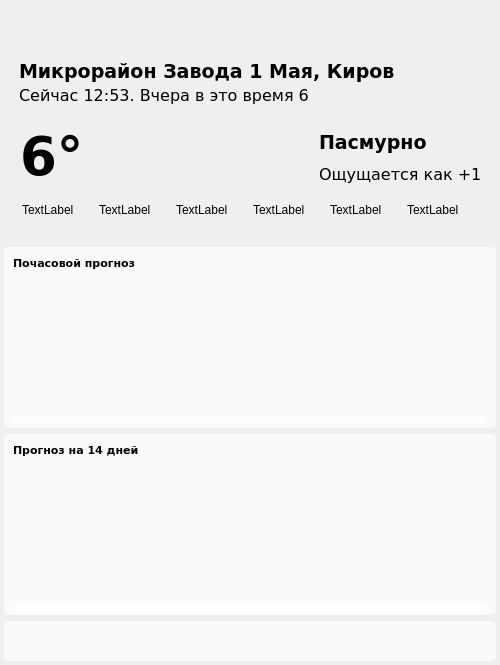
The window that path/interface.ui (bigidulka/Weather) describes before a commit, drawn with Qt 5.
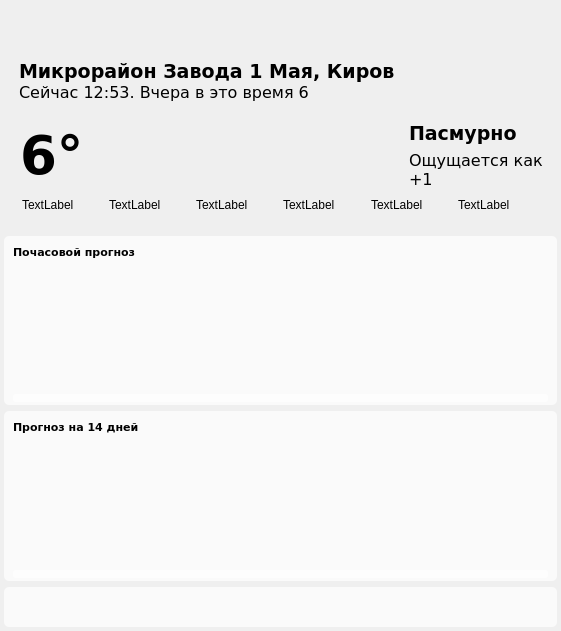
The same window after the commit. Icons and pictures are not drawn.

```diff
--- a/path/interface.ui
+++ b/path/interface.ui
@@ -6,8 +6,8 @@
    <rect>
     <x>0</x>
     <y>0</y>
-    <width>500</width>
-    <height>665</height>
+    <width>561</width>
+    <height>631</height>
    </rect>
   </property>
   <property name="font">
@@ -78,7 +78,7 @@
 
 QScrollBar:horizontal {
 background-color: transparent;
-height: 10px;
+height: 8px;
 }
 
 QScrollBar {
@@ -87,7 +87,7 @@
 
 QScrollBar::handle {
 background-color: rgba(255, 255, 255, 0.7);
-border-radius: 5px;
+border-radius: 3px;
 border: none;
 }
 
@@ -134,6 +134,7 @@
 
 #searchEdit {
 background-color: rgba(255, 255, 255, 0);
+border: none;
 }</string>
   </property>
   <widget class="QWidget" name="centralwidget">
@@ -203,6 +204,12 @@
            <height>40</height>
           </size>
          </property>
+         <property name="maximumSize">
+          <size>
+           <width>50</width>
+           <height>40</height>
+          </size>
+         </property>
          <property name="text">
           <string/>
          </property>
@@ -213,17 +220,32 @@
         </widget>
        </item>
        <item>
-        <spacer name="space">
-         <property name="orientation">
-          <enum>Qt::Horizontal</enum>
+        <widget class="QLabel" name="error">
+         <property name="sizePolicy">
+          <sizepolicy hsizetype="Preferred" vsizetype="Preferred">
+           <horstretch>0</horstretch>
+           <verstretch>0</verstretch>
+          </sizepolicy>
          </property>
-         <property name="sizeHint" stdset="0">
+         <property name="maximumSize">
           <size>
-           <width>40</width>
-           <height>20</height>
+           <width>380</width>
+           <height>16777215</height>
           </size>
          </property>
-        </spacer>
+         <property name="font">
+          <font>
+           <family>Montserrat SemiBold</family>
+           <pointsize>8</pointsize>
+          </font>
+         </property>
+         <property name="text">
+          <string/>
+         </property>
+         <property name="wordWrap">
+          <bool>true</bool>
+         </property>
+        </widget>
        </item>
        <item>
         <widget class="QPushButton" name="hideBtn">
@@ -239,6 +261,12 @@
            <height>40</height>
           </size>
          </property>
+         <property name="maximumSize">
+          <size>
+           <width>50</width>
+           <height>40</height>
+          </size>
+         </property>
          <property name="text">
           <string/>
          </property>
@@ -262,6 +290,12 @@
            <height>40</height>
           </size>
          </property>
+         <property name="maximumSize">
+          <size>
+           <width>50</width>
+           <height>40</height>
+          </size>
+         </property>
          <property name="text">
           <string/>
          </property>
@@ -318,6 +352,12 @@
           </property>
           <item>
            <widget class="QWidget" name="today" native="true">
+            <property name="sizePolicy">
+             <sizepolicy hsizetype="Preferred" vsizetype="Preferred">
+              <horstretch>0</horstretch>
+              <verstretch>0</verstretch>
+             </sizepolicy>
+            </property>
             <property name="styleSheet">
              <string notr="true"/>
             </property>
@@ -414,10 +454,19 @@
                      <property name="alignment">
                       <set>Qt::AlignLeading|Qt::AlignLeft|Qt::AlignTop</set>
                      </property>
+                     <property name="wordWrap">
+                      <bool>true</bool>
+                     </property>
                     </widget>
                    </item>
                    <item>
                     <widget class="QLabel" name="time">
+                     <property name="sizePolicy">
+                      <sizepolicy hsizetype="Preferred" vsizetype="Preferred">
+                       <horstretch>0</horstretch>
+                       <verstretch>0</verstretch>
+                      </sizepolicy>
+                     </property>
                      <property name="palette">
                       <palette>
                        <active/>
@@ -483,6 +532,9 @@
                      <property name="scaledContents">
                       <bool>false</bool>
                      </property>
+                     <property name="alignment">
+                      <set>Qt::AlignBottom|Qt::AlignLeading|Qt::AlignLeft</set>
+                     </property>
                      <property name="margin">
                       <number>0</number>
                      </property>
@@ -581,6 +633,9 @@
                         <property name="alignment">
                          <set>Qt::AlignBottom|Qt::AlignLeading|Qt::AlignLeft</set>
                         </property>
+                        <property name="wordWrap">
+                         <bool>true</bool>
+                        </property>
                        </widget>
                       </item>
                       <item>
@@ -604,6 +659,9 @@
                         <property name="alignment">
                          <set>Qt::AlignLeading|Qt::AlignLeft|Qt::AlignVCenter</set>
                         </property>
+                        <property name="wordWrap">
+                         <bool>true</bool>
+                        </property>
                        </widget>
                       </item>
                      </layout>
@@ -615,7 +673,7 @@
                 <item>
                  <widget class="QFrame" name="frame">
                   <property name="sizePolicy">
-                   <sizepolicy hsizetype="Preferred" vsizetype="Preferred">
+                   <sizepolicy hsizetype="Preferred" vsizetype="Maximum">
                     <horstretch>0</horstretch>
                     <verstretch>0</verstretch>
                    </sizepolicy>
@@ -680,7 +738,16 @@
           </item>
           <item>
            <widget class="QWidget" name="hourly_forecast" native="true">
+            <property name="sizePolicy">
+             <sizepolicy hsizetype="Preferred" vsizetype="Preferred">
+              <horstretch>0</horstretch>
+              <verstretch>0</verstretch>
+             </sizepolicy>
+            </property>
             <layout class="QVBoxLayout" name="verticalLayout_9">
+             <property name="spacing">
+              <number>0</number>
+             </property>
              <property name="bottomMargin">
               <number>3</number>
              </property>
@@ -737,10 +804,16 @@
                  <rect>
                   <x>0</x>
                   <y>0</y>
-                  <width>470</width>
-                  <height>123</height>
+                  <width>535</width>
+                  <height>136</height>
                  </rect>
                 </property>
+                <property name="sizePolicy">
+                 <sizepolicy hsizetype="Preferred" vsizetype="Minimum">
+                  <horstretch>0</horstretch>
+                  <verstretch>0</verstretch>
+                 </sizepolicy>
+                </property>
                 <property name="styleSheet">
                  <string notr="true"/>
                 </property>
@@ -752,7 +825,16 @@
           </item>
           <item>
            <widget class="QWidget" name="daily_forecast" native="true">
+            <property name="sizePolicy">
+             <sizepolicy hsizetype="Preferred" vsizetype="Preferred">
+              <horstretch>0</horstretch>
+              <verstretch>0</verstretch>
+             </sizepolicy>
+            </property>
             <layout class="QVBoxLayout" name="verticalLayout_8">
+             <property name="spacing">
+              <number>0</number>
+             </property>
              <property name="leftMargin">
               <number>9</number>
              </property>
@@ -824,12 +906,12 @@
                  <rect>
                   <x>0</x>
                   <y>0</y>
-                  <width>474</width>
-                  <height>125</height>
+                  <width>535</width>
+                  <height>137</height>
                  </rect>
                 </property>
                 <property name="sizePolicy">
-                 <sizepolicy hsizetype="Preferred" vsizetype="Preferred">
+                 <sizepolicy hsizetype="Preferred" vsizetype="Minimum">
                   <horstretch>0</horstretch>
                   <verstretch>0</verstretch>
                  </sizepolicy>
@@ -849,7 +931,7 @@
        <item>
         <widget class="QFrame" name="searhPanel">
          <property name="sizePolicy">
-          <sizepolicy hsizetype="Expanding" vsizetype="Expanding">
+          <sizepolicy hsizetype="Preferred" vsizetype="Preferred">
            <horstretch>0</horstretch>
            <verstretch>0</verstretch>
           </sizepolicy>
@@ -889,20 +971,27 @@
            <number>0</number>
           </property>
           <item>
-           <widget class="QPlainTextEdit" name="searchEdit">
+           <widget class="QLineEdit" name="searchEdit">
+            <property name="minimumSize">
+             <size>
+              <width>0</width>
+              <height>28</height>
+             </size>
+            </property>
+            <property name="maximumSize">
+             <size>
+              <width>16777215</width>
+              <height>28</height>
+             </size>
+            </property>
             <property name="font">
              <font>
-              <pointsize>12</pointsize>
+              <family>Verdana</family>
+              <pointsize>13</pointsize>
              </font>
             </property>
-            <property name="undoRedoEnabled">
-             <bool>false</bool>
-            </property>
-            <property name="plainText">
-             <string notr="true"/>
-            </property>
-            <property name="textInteractionFlags">
-             <set>Qt::TextEditable|Qt::TextSelectableByMouse</set>
+            <property name="alignment">
+             <set>Qt::AlignLeading|Qt::AlignLeft|Qt::AlignVCenter</set>
             </property>
            </widget>
           </item>
```
